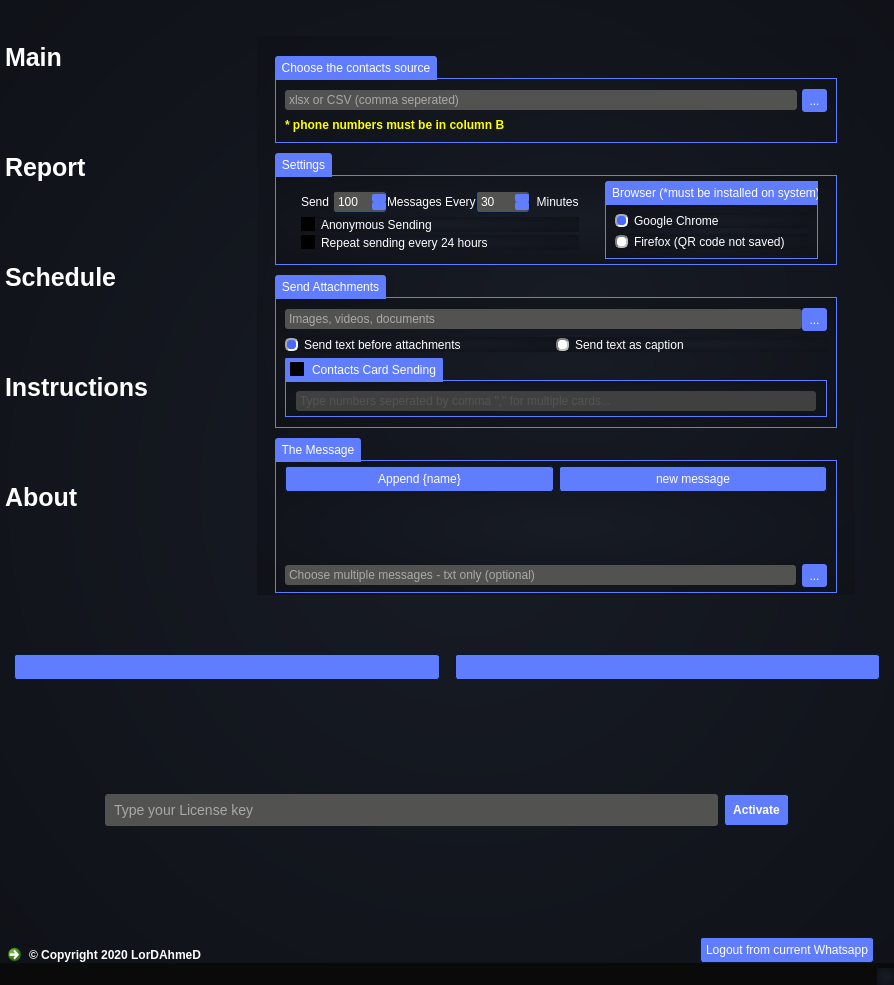
Old version of the form untitled.ui in the repository thelordahmed/Whatsapp-bulk-sender.
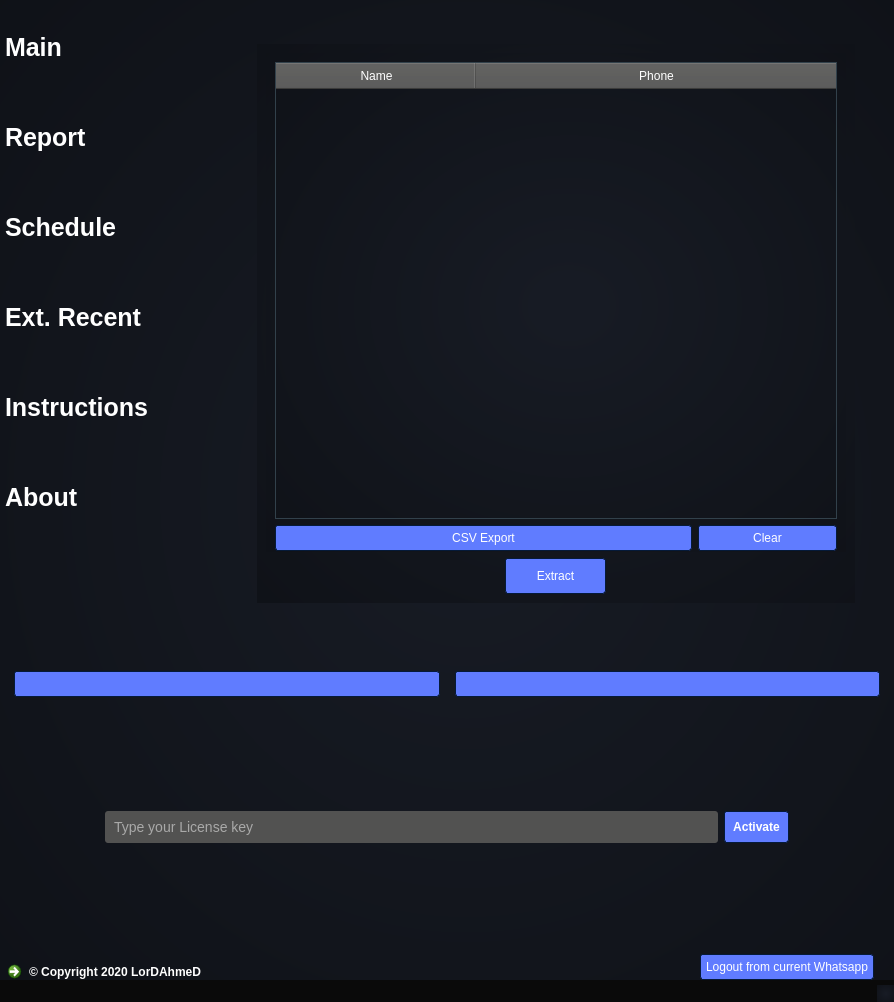
New version of the form. Icons and pictures are not drawn.

Commit message: added recent contacts extracting stable 2.7.0

What changed in the file:
```diff
--- a/untitled.ui
+++ b/untitled.ui
@@ -7,7 +7,7 @@
     <x>0</x>
     <y>0</y>
     <width>894</width>
-    <height>985</height>
+    <height>1002</height>
    </rect>
   </property>
   <property name="minimumSize">
@@ -1267,7 +1267,7 @@
 
 ::item{
 width:100px;
-height:110px;
+height:90px;
 
 
 }
@@ -1418,6 +1418,15 @@
             <normaloff>:/white-icons/Data/imgs/white icons/icons8-clock-500.png</normaloff>:/white-icons/Data/imgs/white icons/icons8-clock-500.png</iconset>
           </property>
          </item>
+         <item>
+          <property name="text">
+           <string>Ext. Recent</string>
+          </property>
+          <property name="icon">
+           <iconset resource="images.qrc">
+            <normaloff>:/white-icons/Data/imgs/white icons/icons8-verified-account-500.png</normaloff>:/white-icons/Data/imgs/white icons/icons8-verified-account-500.png</iconset>
+          </property>
+         </item>
          <item>
           <property name="text">
            <string>Instructions</string>
@@ -1466,7 +1475,7 @@
           <enum>QTabWidget::East</enum>
          </property>
          <property name="currentIndex">
-          <number>0</number>
+          <number>3</number>
          </property>
          <property name="iconSize">
           <size>
@@ -2291,6 +2300,141 @@
            </layout>
           </widget>
          </widget>
+         <widget class="QWidget" name="recent_tab">
+          <property name="sizePolicy">
+           <sizepolicy hsizetype="Preferred" vsizetype="Preferred">
+            <horstretch>0</horstretch>
+            <verstretch>0</verstretch>
+           </sizepolicy>
+          </property>
+          <attribute name="title">
+           <string>Page</string>
+          </attribute>
+          <layout class="QVBoxLayout" name="verticalLayout_3">
+           <item>
+            <widget class="QWidget" name="verticalWidget" native="true">
+             <property name="sizePolicy">
+              <sizepolicy hsizetype="Expanding" vsizetype="Preferred">
+               <horstretch>0</horstretch>
+               <verstretch>0</verstretch>
+              </sizepolicy>
+             </property>
+             <property name="maximumSize">
+              <size>
+               <width>16777215</width>
+               <height>16777215</height>
+              </size>
+             </property>
+             <layout class="QVBoxLayout" name="verticalLayout_14">
+              <property name="bottomMargin">
+               <number>1</number>
+              </property>
+              <item>
+               <widget class="QTableWidget" name="recent_tablewidgeet">
+                <property name="sizePolicy">
+                 <sizepolicy hsizetype="Expanding" vsizetype="Expanding">
+                  <horstretch>0</horstretch>
+                  <verstretch>0</verstretch>
+                 </sizepolicy>
+                </property>
+                <property name="styleSheet">
+                 <string notr="true"/>
+                </property>
+                <attribute name="horizontalHeaderMinimumSectionSize">
+                 <number>18</number>
+                </attribute>
+                <attribute name="horizontalHeaderDefaultSectionSize">
+                 <number>200</number>
+                </attribute>
+                <attribute name="horizontalHeaderStretchLastSection">
+                 <bool>true</bool>
+                </attribute>
+                <column>
+                 <property name="text">
+                  <string>Name</string>
+                 </property>
+                </column>
+                <column>
+                 <property name="text">
+                  <string>Phone</string>
+                 </property>
+                </column>
+               </widget>
+              </item>
+              <item>
+               <layout class="QHBoxLayout" name="horizontalLayout_15" stretch="3,1">
+                <property name="bottomMargin">
+                 <number>0</number>
+                </property>
+                <item>
+                 <widget class="QPushButton" name="recent_export_btn">
+                  <property name="sizePolicy">
+                   <sizepolicy hsizetype="Minimum" vsizetype="Fixed">
+                    <horstretch>0</horstretch>
+                    <verstretch>0</verstretch>
+                   </sizepolicy>
+                  </property>
+                  <property name="text">
+                   <string>CSV Export</string>
+                  </property>
+                  <property name="icon">
+                   <iconset resource="images.qrc">
+                    <normaloff>:/white-icons/Data/imgs/white icons/icons8-save-500.png</normaloff>:/white-icons/Data/imgs/white icons/icons8-save-500.png</iconset>
+                  </property>
+                  <property name="iconSize">
+                   <size>
+                    <width>25</width>
+                    <height>25</height>
+                   </size>
+                  </property>
+                 </widget>
+                </item>
+                <item>
+                 <widget class="QPushButton" name="recent_clear_btn">
+                  <property name="sizePolicy">
+                   <sizepolicy hsizetype="Minimum" vsizetype="Fixed">
+                    <horstretch>0</horstretch>
+                    <verstretch>0</verstretch>
+                   </sizepolicy>
+                  </property>
+                  <property name="text">
+                   <string>Clear</string>
+                  </property>
+                  <property name="icon">
+                   <iconset resource="images.qrc">
+                    <normaloff>:/white-icons/Data/imgs/white icons/icons8-trash-500.png</normaloff>:/white-icons/Data/imgs/white icons/icons8-trash-500.png</iconset>
+                  </property>
+                  <property name="iconSize">
+                   <size>
+                    <width>20</width>
+                    <height>25</height>
+                   </size>
+                  </property>
+                 </widget>
+                </item>
+               </layout>
+              </item>
+             </layout>
+            </widget>
+           </item>
+           <item alignment="Qt::AlignHCenter">
+            <widget class="QPushButton" name="recent_extract_btn">
+             <property name="sizePolicy">
+              <sizepolicy hsizetype="Maximum" vsizetype="Fixed">
+               <horstretch>0</horstretch>
+               <verstretch>0</verstretch>
+              </sizepolicy>
+             </property>
+             <property name="styleSheet">
+              <string notr="true">padding:10px 30px</string>
+             </property>
+             <property name="text">
+              <string>Extract</string>
+             </property>
+            </widget>
+           </item>
+          </layout>
+         </widget>
          <widget class="QWidget" name="instructions_tab">
           <attribute name="title">
            <string>Page</string>
```
Left out of the diff: 16 changed lines with no effect on the pictures. The commit also changes 7 other files.
